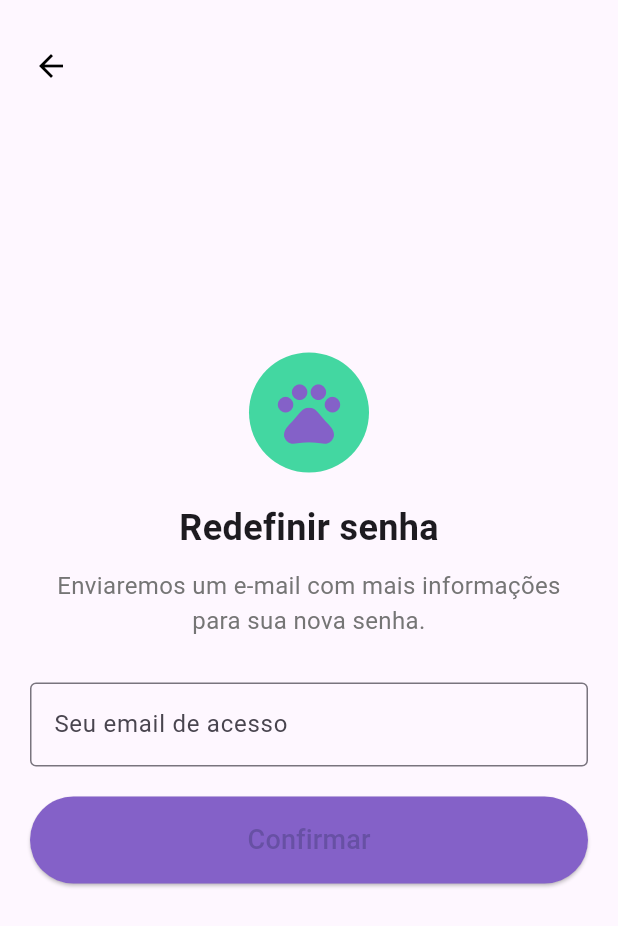
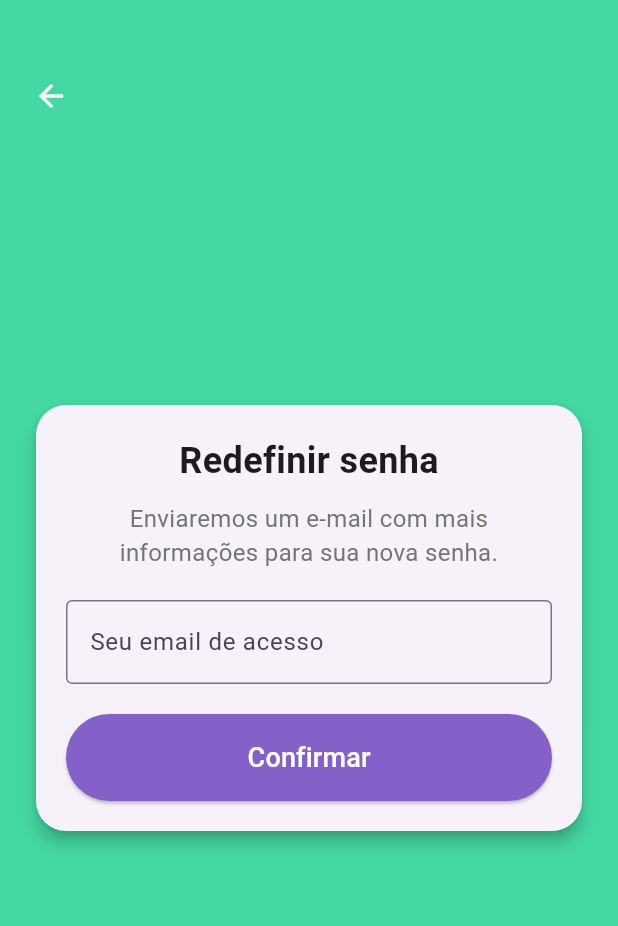
Before and after one commit to CaioScura/PetPoint, a Flutter app: the ForgotPasswordScreen screen opened by its route, on a phone screen of 412 x 824 dp. Shown: the top 926 px of the screen. Run offline on Flutter 3.47's test engine with Material 3 defaults, Android fonts, the phone set to English and light mode, and no system bars.

Commit message:
correcao tela redefinicao de senha e cadastro

```diff
--- a/lib/screens/forgot_password_screen.dart
+++ b/lib/screens/forgot_password_screen.dart
@@ -4,29 +4,30 @@ class ForgotPasswordScreen extends StatelessWidget {
   @override
   Widget build(BuildContext context) {
     return Scaffold(
+      // Definindo a cor de fundo verde
+      backgroundColor: Color(0xFF43d7a1),
       body: Stack(
         children: [
-          // Conteúdo principal da tela
+          // Conteúdo central
           Center(
             child: Padding(
-              padding: const EdgeInsets.all(20.0), // Ajuste do espaçamento
+              padding: const EdgeInsets.symmetric(horizontal: 20.0),
               child: Column(
                 mainAxisAlignment: MainAxisAlignment.center,
                 crossAxisAlignment: CrossAxisAlignment.center,
                 children: [
-                  // Ícone de pata no topo
-                  CircleAvatar(
-                    radius: 40,
-                    backgroundColor: Color(0xFF43d7a1), // Cor de fundo verde
-                    child: Icon(
-                      Icons.pets,
-                      color: Color(0xFF8461c8), // Cor roxa
-                      size: 50,
+                  // Card que envolve o texto, input e botão
+                  Card(
+                    shape: RoundedRectangleBorder(
+                      borderRadius: BorderRadius.circular(20),
                     ),
-                  ),
-                  SizedBox(height: 20),
-
-                  // Texto de título
+                    elevation: 4, // Sombra do card
+                    child: Padding(
+                      padding: const EdgeInsets.all(20.0),
+                      child: Column(
+                        mainAxisSize: MainAxisSize.min,
+                        children: [
+                          // Título
                           Text(
                             'Redefinir senha',
                             style: TextStyle(
@@ -45,9 +46,9 @@ class ForgotPasswordScreen extends StatelessWidget {
                               color: Colors.grey[600],
                             ),
                           ),
-                  SizedBox(height: 30),
+                          SizedBox(height: 20),
 
-                  // Campo de e-mail de acesso
+                          // Input de e-mail
                           TextField(
                             decoration: InputDecoration(
                               labelText: 'Seu email de acesso',
@@ -56,7 +57,7 @@ class ForgotPasswordScreen extends StatelessWidget {
                           ),
                           SizedBox(height: 20),
 
-                  // Botão de confirmação
+                          // Botão de confirmar
                           SizedBox(
                             width: double.infinity,
                             child: ElevatedButton(
@@ -69,7 +70,15 @@ class ForgotPasswordScreen extends StatelessWidget {
                               ),
                               child: Text(
                                 'Confirmar',
-                        style: TextStyle(fontSize: 18),
+                                style:
+                                  TextStyle(
+                                      fontSize: 18,
+                                      color: Colors.white,
+                                  ),
+                              ),
+                            ),
+                          ),
+                        ],
                       ),
                     ),
                   ),
@@ -78,12 +87,12 @@ class ForgotPasswordScreen extends StatelessWidget {
             ),
           ),
 
-          // Botão de voltar no topo esquerdo
+          // Botão de voltar
           Positioned(
-            top: 20, // Margem superior para o botão voltar
+            top: 40,
             left: 10,
             child: IconButton(
-              icon: Icon(Icons.arrow_back, color: Colors.black),
+              icon: Icon(Icons.arrow_back, color: Colors.white),
               onPressed: () {
                 Navigator.pop(context); // Volta para a tela anterior
               },
--- a/lib/screens/signup_screen.dart
+++ b/lib/screens/signup_screen.dart
@@ -51,7 +51,7 @@ class SignupScreen extends StatelessWidget {
                         TextField(
                           decoration: InputDecoration(
                             labelText: 'Nome completo',
-                            border: OutlineInputBorder(),
+                            border: UnderlineInputBorder(), // Borda somente na parte inferior
                           ),
                         ),
                         SizedBox(height: 10),
@@ -60,7 +60,7 @@ class SignupScreen extends StatelessWidget {
                         TextField(
                           decoration: InputDecoration(
                             labelText: 'E-mail',
-                            border: OutlineInputBorder(),
+                            border: UnderlineInputBorder(), // Borda inferior
                           ),
                         ),
                         SizedBox(height: 10),
@@ -69,7 +69,7 @@ class SignupScreen extends StatelessWidget {
                         TextField(
                           decoration: InputDecoration(
                             labelText: 'Telefone',
-                            border: OutlineInputBorder(),
+                            border: UnderlineInputBorder(), // Borda inferior
                           ),
                         ),
                         SizedBox(height: 10),
@@ -78,7 +78,7 @@ class SignupScreen extends StatelessWidget {
                         TextField(
                           decoration: InputDecoration(
                             labelText: 'Endereço',
-                            border: OutlineInputBorder(),
+                            border: UnderlineInputBorder(), // Borda inferior
                           ),
                         ),
                         SizedBox(height: 10),
@@ -87,7 +87,7 @@ class SignupScreen extends StatelessWidget {
                         TextField(
                           decoration: InputDecoration(
                             labelText: 'Data de Nascimento',
-                            border: OutlineInputBorder(),
+                            border: UnderlineInputBorder(), // Borda inferior
                           ),
                         ),
                         SizedBox(height: 10),
@@ -96,7 +96,7 @@ class SignupScreen extends StatelessWidget {
                         TextField(
                           decoration: InputDecoration(
                             labelText: 'Senha',
-                            border: OutlineInputBorder(),
+                            border: UnderlineInputBorder(), // Borda inferior
                           ),
                           obscureText: true, // Ocultar senha
                         ),
```
Lines whose indentation alone changed are shown as unchanged.
